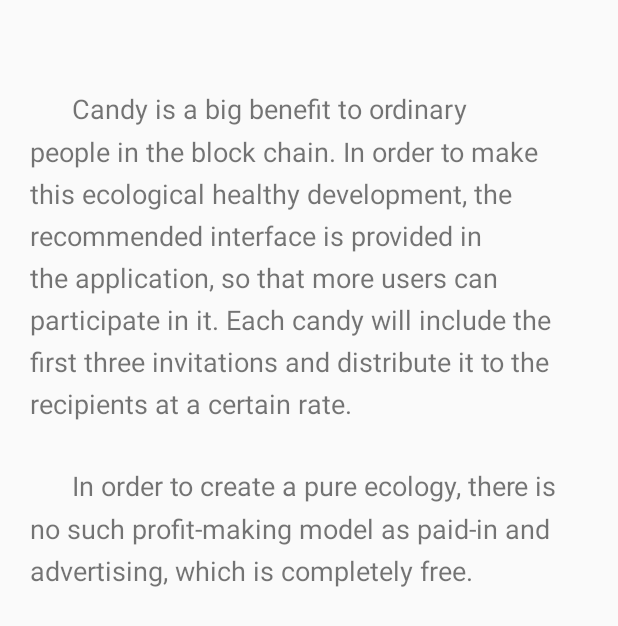
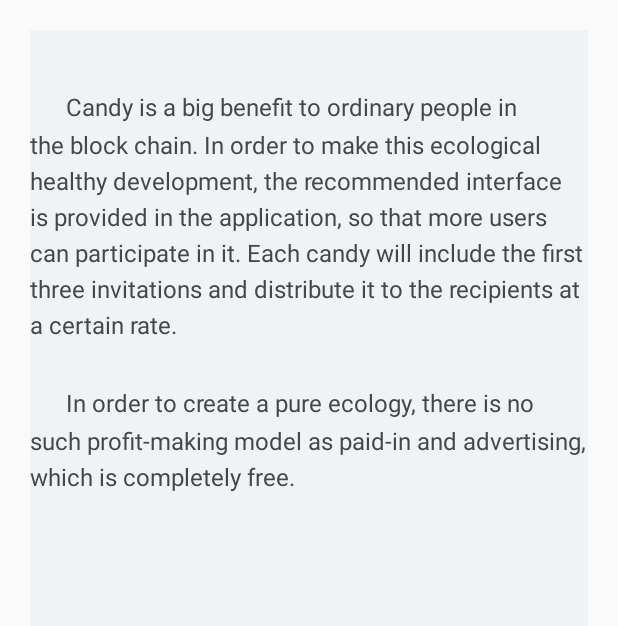
Before and after one commit to ymangu163/CandyTool, an Android app: the AboutRecommendActivity screen opened directly, with no data from a screen before it, on a phone screen of 412 x 824 dp. Shown: the top 626 px of the screen. Run offline under Robolectric (Android 15) with nearby library versions, the phone set to English and light mode, and no system bars; libraries missing offline, so code that uses them is left out: cn.bmob.v3.

Commit message:
UI调整

```diff
--- a/app/src/main/java/com/candy/tool/fragment/RecommendFragment.java
+++ b/app/src/main/java/com/candy/tool/fragment/RecommendFragment.java
@@ -18,7 +18,6 @@ import com.candy.tool.R;
 import com.candy.tool.activity.MainActivity;
 import com.candy.tool.bean.CandyBean;
 import com.candy.tool.bean.InviteUrl;
-import com.candy.tool.view.ActionView;
 import com.tool.librecycle.utils.CommonSharePref;
 import com.tool.librecycle.utils.ToastUtils;
 
@@ -54,9 +53,6 @@ public class RecommendFragment extends Fragment implements View.OnClickListener
         mDescriptionEdit = rootView.findViewById(R.id.coin_description_et);
         mRecommendTv = rootView.findViewById(R.id.coin_recommend_tv);
         mRecommendTv.setOnClickListener(this);
-        ActionView actionView = rootView.findViewById(R.id.recommend_action);
-
-
 
         mDescriptionEdit.addTextChangedListener(new TextWatcher() {
             @Override
@@ -66,7 +62,7 @@ public class RecommendFragment extends Fragment implements View.OnClickListener
 
             @Override
             public void onTextChanged(CharSequence s, int start, int before, int count) {
-                if (s.length() == 1) {
+                if (s.length() > 0) {
                     mRecommendTv.setEnabled(true);
                 } else if (start == 0) {
                     mRecommendTv.setEnabled(false);
--- a/app/src/main/res/layout/activity_about_recommend.xml
+++ b/app/src/main/res/layout/activity_about_recommend.xml
@@ -7,15 +7,17 @@
     android:layout_height="match_parent"
     android:orientation="vertical"
     android:layout_margin="20dp"
+    android:background="@color/gray_bg"
     >
 
     <TextView
         android:layout_width="match_parent"
         android:layout_height="wrap_content"
         android:text="@string/about_recommend_goal"
-        android:textSize="18sp"
+        android:textSize="16sp"
         android:layout_marginTop="40dp"
         android:lineSpacingMultiplier="1.3"
+        android:textColor="@color/gray_tab"
         />
 
     <TextView
@@ -23,8 +25,9 @@
         android:layout_height="wrap_content"
         android:layout_marginTop="30dp"
         android:text="@string/about_recommend_reward"
-        android:textSize="18sp"
+        android:textSize="16sp"
         android:lineSpacingMultiplier="1.3"
+        android:textColor="@color/gray_tab"
         />
 
 </LinearLayout>
--- a/app/src/main/res/layout/activity_reward.xml
+++ b/app/src/main/res/layout/activity_reward.xml
@@ -21,7 +21,7 @@
             android:layout_width="match_parent"
             android:layout_height="wrap_content"
             android:text="微信"
-            android:textSize="18sp"
+            android:textSize="16sp"
             android:textColor="@color/black_80"
             android:gravity="center_horizontal"
             />
@@ -44,7 +44,7 @@
             android:layout_width="match_parent"
             android:layout_height="wrap_content"
             android:text="imToken"
-            android:textSize="18sp"
+            android:textSize="16sp"
             android:textColor="@color/black_80"
             android:gravity="center_horizontal"
             />
--- a/app/src/main/res/layout/fragment_recommend.xml
+++ b/app/src/main/res/layout/fragment_recommend.xml
@@ -45,7 +45,7 @@
             android:paddingStart="10dp"
             android:textColor="@color/black"
             android:textCursorDrawable="@null"
-            android:textSize="18sp" />
+            android:textSize="16sp" />
 
     </LinearLayout>
 
@@ -82,7 +82,7 @@
             android:paddingStart="10dp"
             android:textColor="@color/black"
             android:textCursorDrawable="@null"
-            android:textSize="18sp" />
+            android:textSize="16sp" />
     </LinearLayout>
 
     <LinearLayout
@@ -116,7 +116,7 @@
             android:paddingStart="10dp"
             android:textColor="@color/black"
             android:textCursorDrawable="@null"
-            android:textSize="18sp" />
+            android:textSize="16sp" />
     </LinearLayout>
 
 
```
Also changed, not shown: app/src/main/res/layout/activity_about_us.xml (+4 -4 lines), app/src/main/res/layout/layout_feedback.xml (+4 -3 lines), 2 other files.
